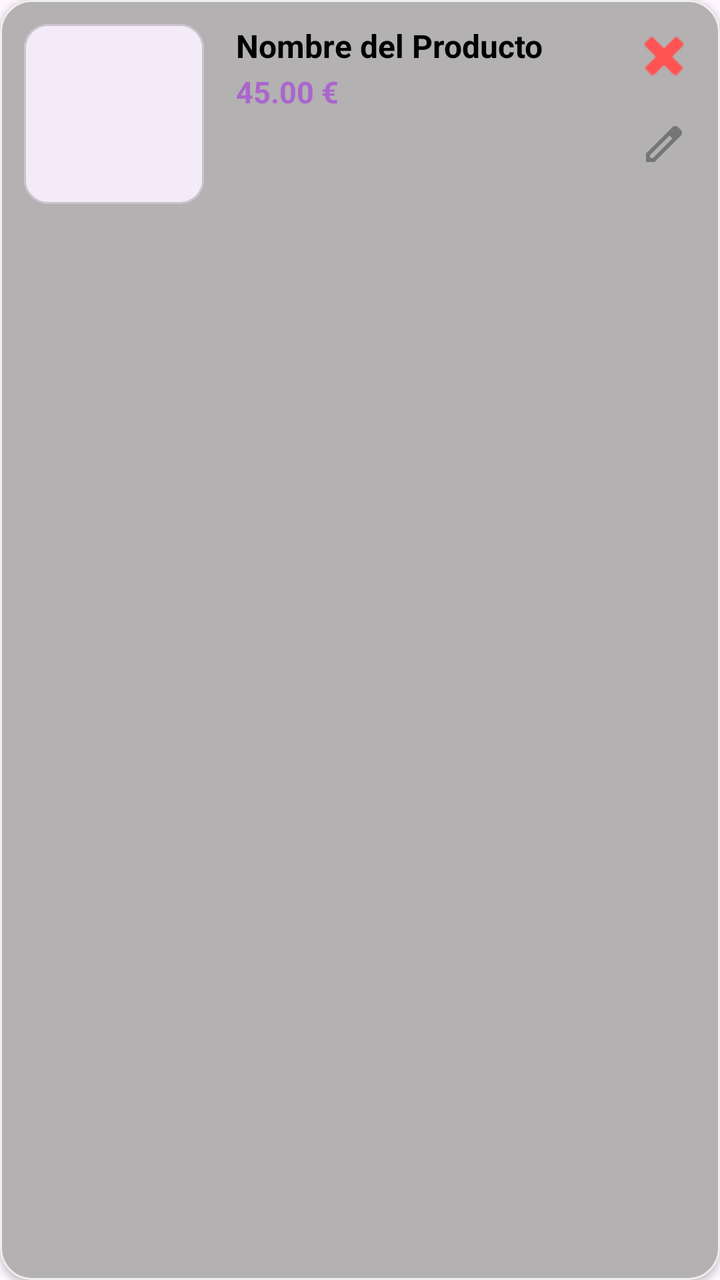
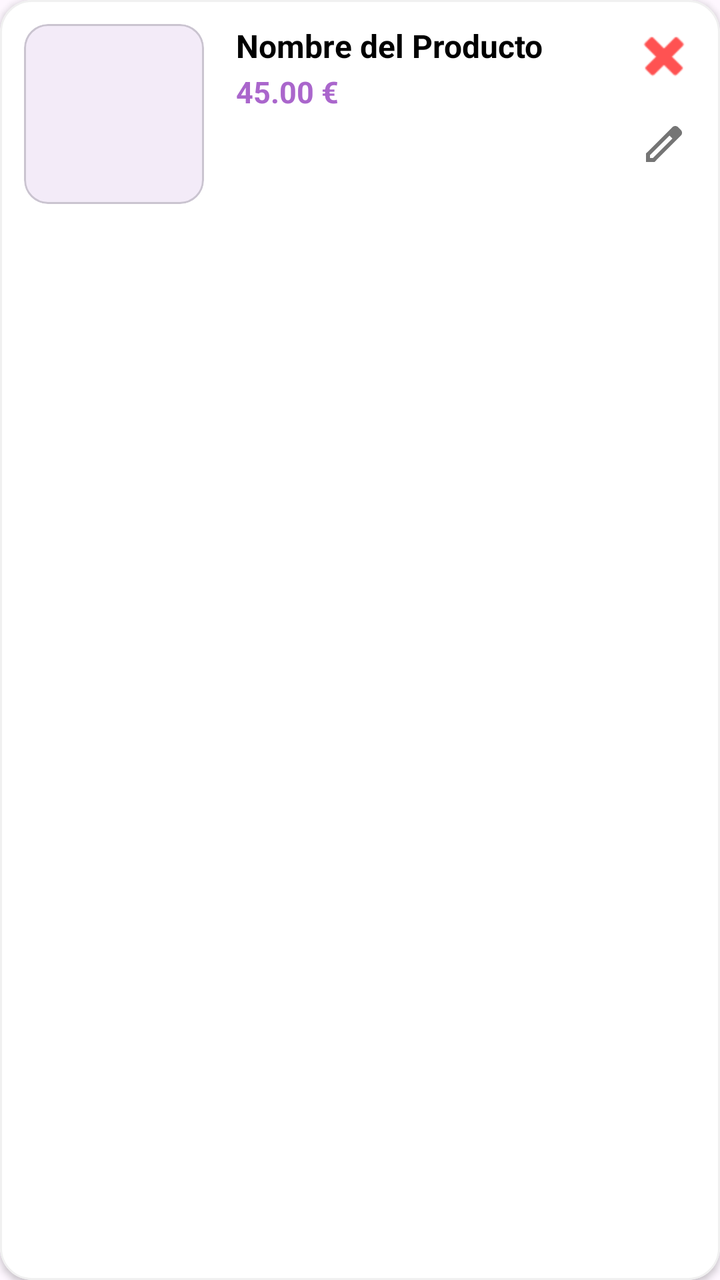

Before-and-after screenshots of an Android layout around one commit, followed by the original layout XML and the change that was made.
<!-- AndroidManifest.xml: application theme Theme.ProyectoIntermodularTFG -->
<!-- res/layout/recycler_view_item_productos_en_venta.xml -->
<?xml version="1.0" encoding="utf-8"?>
<com.google.android.material.card.MaterialCardView xmlns:android="http://schemas.android.com/apk/res/android"
    xmlns:app="http://schemas.android.com/apk/res-auto"
    android:layout_width="match_parent"
    android:layout_height="wrap_content"
    android:layout_marginHorizontal="12dp"
    android:layout_marginVertical="6dp"
    app:cardCornerRadius="16dp"
    app:cardElevation="2dp"
    app:strokeWidth="1dp"
    app:strokeColor="#F0F0F0"
    app:cardBackgroundColor="#B3B1B1">

    <LinearLayout
        android:layout_width="match_parent"
        android:layout_height="wrap_content"
        android:orientation="horizontal"
        android:padding="12dp">

        <com.google.android.material.card.MaterialCardView
            android:layout_width="90dp"
            android:layout_height="90dp"
            app:cardCornerRadius="12dp"
            app:cardElevation="0dp">

            <ImageView
                android:id="@+id/ivVentaImagen"
                android:layout_width="match_parent"
                android:layout_height="match_parent"
                android:scaleType="centerCrop" />
        </com.google.android.material.card.MaterialCardView>

        <LinearLayout
            android:layout_width="0dp"
            android:layout_height="wrap_content"
            android:layout_weight="1"
            android:layout_marginStart="16dp"
            android:orientation="vertical">

            <TextView
                android:id="@+id/tvVentaNombre"
                android:layout_width="match_parent"
                android:layout_height="wrap_content"
                android:text="Nombre del Producto"
                android:textColor="@color/black"
                android:textSize="16sp"
                android:textStyle="bold"
                android:maxLines="1"
                android:ellipsize="end"/>

            <TextView
                android:id="@+id/tvVentaPrecio"
                android:layout_width="wrap_content"
                android:layout_height="wrap_content"
                android:text="45.00 €"
                android:textColor="@android:color/holo_purple"
                android:textSize="15sp"
                android:textStyle="bold"
                android:layout_marginTop="2dp"/>

        </LinearLayout>

        <LinearLayout
            android:layout_width="wrap_content"
            android:layout_height="match_parent"
            android:gravity="end"
            android:orientation="vertical">

            <ImageButton
                android:id="@+id/btnVentaEliminar"
                android:layout_width="32dp"
                android:layout_height="32dp"
                android:background="?attr/selectableItemBackgroundBorderless"
                android:src="@android:drawable/ic_delete"
                app:tint="#FF5252" />

            <ImageButton
                android:id="@+id/btnVentaEditar"
                android:layout_width="32dp"
                android:layout_height="32dp"
                android:layout_marginTop="12dp"
                android:background="?attr/selectableItemBackgroundBorderless"
                android:src="@drawable/outline_edit_24"
                app:tint="#757575" />
        </LinearLayout>

    </LinearLayout>
</com.google.android.material.card.MaterialCardView>
<!-- resources referenced by this layout -->
<resources>
  <color name="black">#FF000000</color>
  <!-- drawable outline_edit_24 (drawable) -->
  <vector xmlns:android="http://schemas.android.com/apk/res/android" android:height="24dp" android:tint="#000000" android:viewportHeight="960" android:viewportWidth="960" android:width="24dp">
        
      <path android:fillColor="@android:color/white" android:pathData="M200,760L257,760L648,369L591,312L200,703L200,760ZM120,840L120,670L648,143Q660,132 674.5,126Q689,120 705,120Q721,120 736,126Q751,132 762,144L817,200Q829,211 834.5,226Q840,241 840,256Q840,272 834.5,286.5Q829,301 817,313L290,840L120,840ZM760,256L760,256L704,200L704,200L760,256ZM619,341L591,312L591,312L648,369L648,369L619,341Z"/>
      
  </vector>
  <style name="Theme.ProyectoIntermodularTFG" parent="Base.Theme.ProyectoIntermodularTFG" />
  <style name="Base.Theme.ProyectoIntermodularTFG" parent="Theme.Material3.DayNight.NoActionBar">
          
          
      </style>
</resources>

<!-- the commit's change to res/layout/recycler_view_item_productos_en_venta.xml (unified diff, before → after) -->
@@ -9,7 +9,7 @@
     app:cardElevation="2dp"
     app:strokeWidth="1dp"
     app:strokeColor="#F0F0F0"
-    app:cardBackgroundColor="#B3B1B1">
+    app:cardBackgroundColor="@color/white">
 
     <LinearLayout
         android:layout_width="match_parent"
<!-- resource entries referenced after the edit -->
@@ -1,6 +1,7 @@
 <!-- resources referenced by this layout -->
 <resources>
   <color name="black">#FF000000</color>
+  <color name="white">#FFFFFFFF</color>
   <!-- drawable outline_edit_24 (drawable) -->
   <vector xmlns:android="http://schemas.android.com/apk/res/android" android:height="24dp" android:tint="#000000" android:viewportHeight="960" android:viewportWidth="960" android:width="24dp">
         
